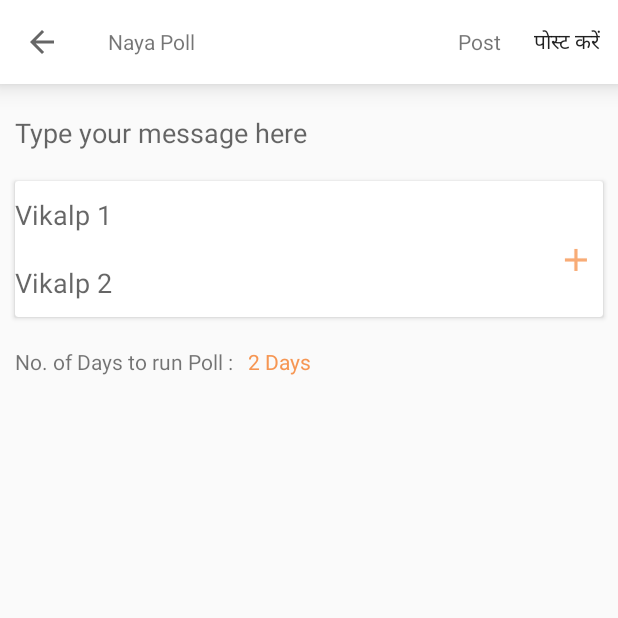
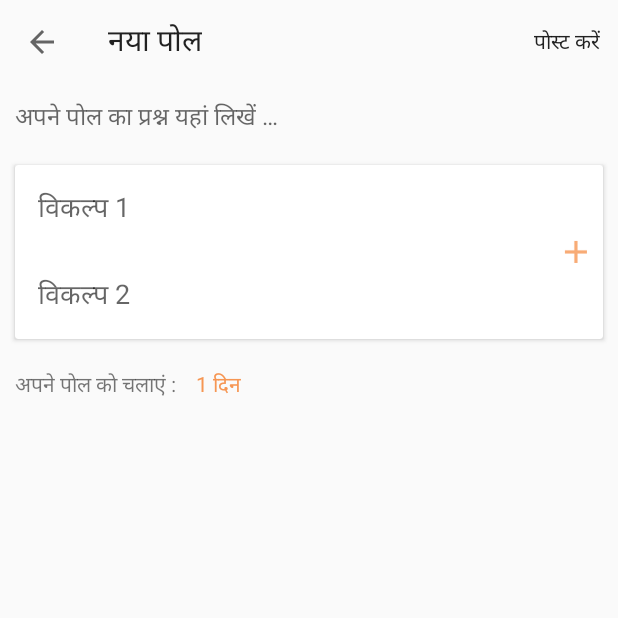
Before and after one commit to Sunkari16/supradip-test, an Android app: the screen it shows after launch (MainActivity), on a phone screen of 412 x 824 dp, the top half of it. Run offline under Robolectric (Android 15) with nearby library versions, the phone set to English and light mode, and no system bars.

Commit message:
made all elements in one page

```diff
--- a/app/src/main/res/layout/activity_main.xml
+++ b/app/src/main/res/layout/activity_main.xml
@@ -11,34 +11,85 @@
         android:id="@+id/tb_main"
         android:layout_width="match_parent"
         android:layout_height="wrap_content"
-        android:elevation="10dp"
-        android:background="@android:color/white">
+        app:title="नया पोल">
+
+    </android.support.v7.widget.Toolbar>
+
+    <EditText
+        android:id="@+id/et_typed_message"
+        android:layout_below="@+id/tb_main"
+        android:background="@android:color/transparent"
+        android:layout_margin="10dp"
+        android:textSize="16sp"
+        android:hint="अपने पोल का प्रश्न यहां लिखें …"
+        android:layout_width="match_parent"
+        android:layout_height="wrap_content" />
+
+    <android.support.v7.widget.CardView
+        android:id="@+id/cv_elements"
+        android:layout_below="@+id/et_typed_message"
+        android:layout_margin="10dp"
+        android:padding="10dp"
+        android:layout_width="match_parent"
+        android:layout_height="wrap_content"
+        android:background="@android:drawable/editbox_background">
+
+        <LinearLayout
+            android:layout_width="match_parent"
+            android:layout_height="match_parent"
+            android:layout_marginEnd="30dp"
+            android:orientation="vertical">
+
+            <EditText
+                android:id="@+id/et_v1"
+                android:layout_width="match_parent"
+                android:layout_height="wrap_content"
+                android:padding="10dp"
+                android:layout_margin="5dp"
+                android:hint="विकल्प 1"/>
+
+            <EditText
+                android:id="@+id/et_v2"
+                android:layout_width="match_parent"
+                android:layout_height="wrap_content"
+                android:padding="10dp"
+                android:layout_margin="5dp"
+                android:hint="विकल्प 2"/>
+
+        </LinearLayout>
 
         <RelativeLayout
             android:layout_width="match_parent"
-            android:layout_height="match_parent">
+            android:layout_height="match_parent"
+            android:layout_marginEnd="5dp">
 
-        <TextView
-            android:id="@+id/tb_title"
-            android:layout_width="match_parent"
-            android:layout_height="wrap_content"
-            android:layout_toStartOf="@+id/tb_post"
-            android:text="Naya Poll" />
-
-        <TextView
-            android:id="@+id/tb_post"
-            android:layout_width="wrap_content"
-            android:layout_height="wrap_content"
-            android:layout_alignParentEnd="true"
-            android:layout_marginEnd="10dp"
-            android:text="Post"/>
+            <ImageView
+                android:layout_width="25dp"
+                android:layout_height="25dp"
+                android:layout_alignParentEnd="true"
+                android:layout_centerVertical="true"
+                android:src="@drawable/ic_add" />
 
         </RelativeLayout>
 
-    </android.support.v7.widget.Toolbar>
 
-    <include
-        layout="@layout/inside_elements" />
+    </android.support.v7.widget.CardView>
 
+    <TextView
+        android:id="@+id/tv_poll_message"
+        android:layout_below="@+id/cv_elements"
+        android:layout_width="wrap_content"
+        android:layout_height="wrap_content"
+        android:layout_margin="10dp"
+        android:text="अपने पोल को चलाएं : "/>
+
+    <TextView
+        android:id="@+id/tv_poll_result"
+        android:layout_alignBaseline="@+id/tv_poll_message"
+        android:layout_toEndOf="@+id/tv_poll_message"
+        android:layout_width="wrap_content"
+        android:textColor="#f69653"
+        android:text="1 दिन "
+        android:layout_height="wrap_content" />
 
 </RelativeLayout>
```
